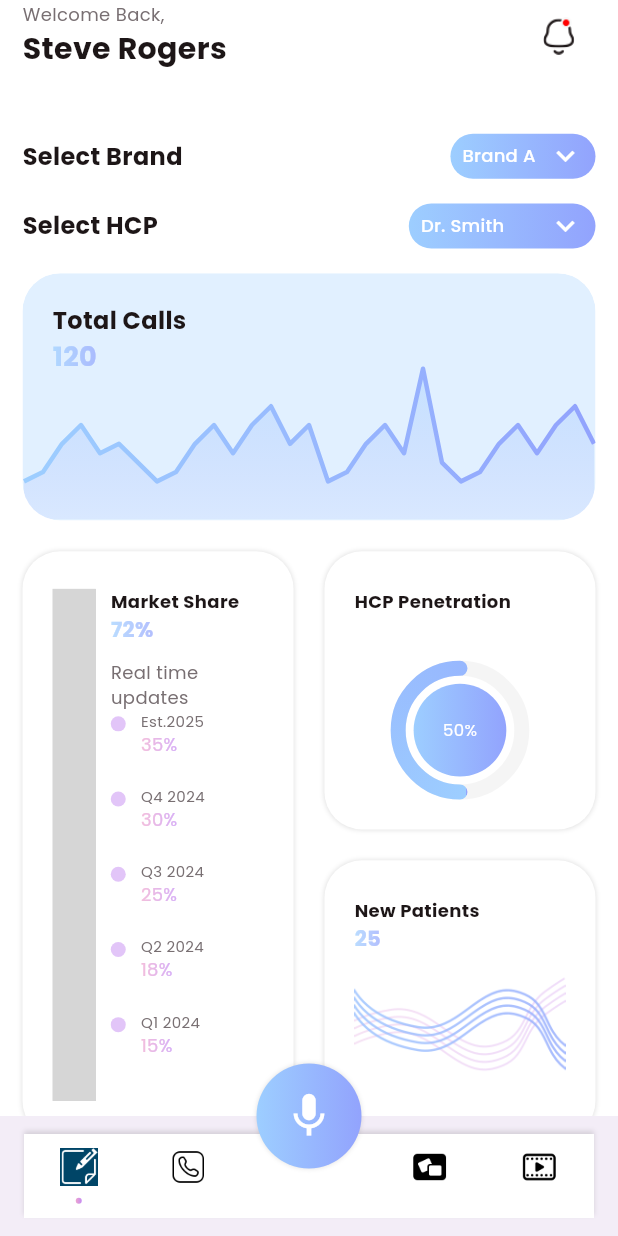
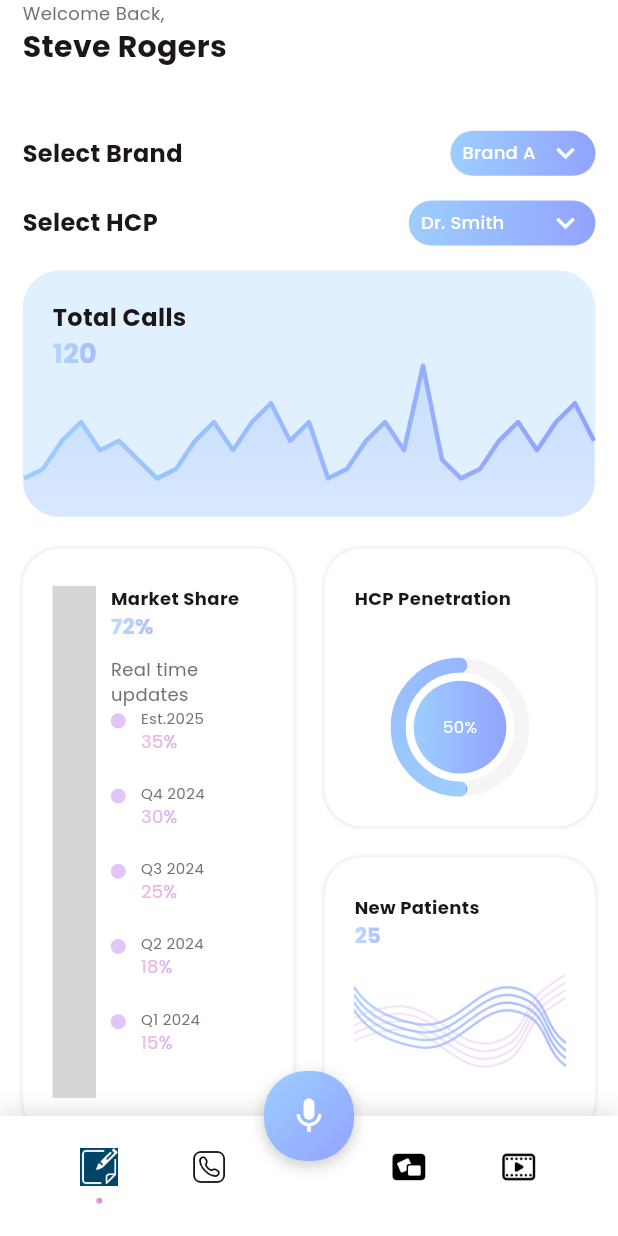
Before and after one commit to Bennybas/salesforce_v2, a Flutter app: the screen it shows after launch, on a phone screen of 412 x 824 dp. Run offline on Flutter 3.47's test engine with Material 3 defaults, Android fonts, the phone set to English and light mode, and no system bars; drawn by our look-alikes of fl_chart, simple_circular_progress_bar; our stand-ins replace animated_toggle_switch, carousel_slider, readmore, scrollable_positioned_list, syncfusion_flutter_charts; missing offline and left inert: dotted_dashed_line, simple_animation_progress_bar; key blocks and very long unbroken strings in the code were emptied for the run; grey boxes are pictures that could not be loaded.

Commit message:
Initial commit

```diff
--- a/lib/main.dart
+++ b/lib/main.dart
@@ -15,7 +15,7 @@ class MyApp extends StatelessWidget {
   @override
   Widget build(BuildContext context) {
     return MaterialApp(
-      title: 'Fitness 3 in 1',
+      title: 'SalesForce',
       debugShowCheckedModeBanner: false,
       theme: ThemeData(
 
--- a/lib/view/home/home_view.dart
+++ b/lib/view/home/home_view.dart
@@ -3,6 +3,7 @@ import 'package:sales_force_app/common_widget/round_button.dart';
 import 'package:sales_force_app/common_widget/workout_row.dart';
 import 'package:fl_chart/fl_chart.dart';
 import 'package:flutter/material.dart';
+import 'package:sales_force_app/view/home/blank_view.dart';
 import 'package:simple_animation_progress_bar/simple_animation_progress_bar.dart';
 import 'package:simple_circular_progress_bar/simple_circular_progress_bar.dart';
 import '../../common/colo_extension.dart';
@@ -142,21 +143,7 @@ class _HomeViewState extends State<HomeView> {
                         ),
                       ],
                     ),
-                    IconButton(
-                        onPressed: () {
-                          Navigator.push(
-                            context,
-                            MaterialPageRoute(
-                              builder: (context) => const NotificationView(),
-                            ),
-                          );
-                        },
-                        icon: Image.asset(
-                          "assets/img/notification_active.png",
-                          width: 25,
-                          height: 25,
-                          fit: BoxFit.fitHeight,
-                        ))
+
                   ],
                 ),
                 SizedBox(
@@ -418,7 +405,7 @@ class _HomeViewState extends State<HomeView> {
                               width: media.width * 0.07,
                               backgroundColor: Colors.grey.shade100,
                               foregrondColor: Colors.purple,
-                              ratio: 0.5,
+                              ratio: 0.6,
                               direction: Axis.vertical,
                               curve: Curves.fastLinearToSlowEaseIn,
                               duration: const Duration(seconds: 3),
--- a/lib/view/main_tab/main_tab_view.dart
+++ b/lib/view/main_tab/main_tab_view.dart
@@ -1,13 +1,10 @@
+import 'package:flutter/material.dart';
 import 'package:sales_force_app/common/colo_extension.dart';
 import 'package:sales_force_app/common_widget/tab_button.dart';
-import 'package:sales_force_app/view/home/blank_view.dart';
 import 'package:sales_force_app/view/main_tab/select_view.dart';
-import 'package:flutter/material.dart';
-
-import '../home/home_view.dart';
-import '../photo_progress/photo_progress_view.dart';
-import '../profile/profile_view.dart';
-import '../workout_tracker/workout_tracker_view.dart';
+import 'package:sales_force_app/view/home/home_view.dart';
+import 'package:sales_force_app/view/photo_progress/photo_progress_view.dart';
+import 'package:sales_force_app/view/profile/profile_view.dart';
 
 class MainTabView extends StatefulWidget {
   const MainTabView({super.key});
@@ -16,96 +13,166 @@ class MainTabView extends StatefulWidget {
   State<MainTabView> createState() => _MainTabViewState();
 }
 
-class _MainTabViewState extends State<MainTabView> {
+class _MainTabViewState extends State<MainTabView> with SingleTickerProviderStateMixin {
   int selectTab = 0;
   final PageStorageBucket pageBucket = PageStorageBucket();
   Widget currentTab = const HomeView();
+  late AnimationController _fabAnimationController;
+
+  @override
+  void initState() {
+    super.initState();
+    _fabAnimationController = AnimationController(
+      vsync: this,
+      duration: const Duration(milliseconds: 300),
+    );
+  }
+
+  @override
+  void dispose() {
+    _fabAnimationController.dispose();
+    super.dispose();
+  }
+
   @override
   Widget build(BuildContext context) {
+    final screenWidth = MediaQuery.of(context).size.width;
+    final screenHeight = MediaQuery.of(context).size.height;
+
     return Scaffold(
       backgroundColor: TColor.white,
-      body: PageStorage(bucket: pageBucket, child: currentTab),
+      body: SafeArea(
+        child: SizedBox(
+          width: screenWidth,
+          height: screenHeight,
+          child: PageStorage(
+            bucket: pageBucket,
+            child: AnimatedSwitcher(
+              duration: const Duration(milliseconds: 300),
+              child: currentTab,
+            ),
+          ),
+        ),
+      ),
       floatingActionButtonLocation: FloatingActionButtonLocation.centerDocked,
-      floatingActionButton: SizedBox(
+      floatingActionButton: ScaleTransition(
+        scale: Tween<double>(begin: 0.8, end: 1.0).animate(
+          CurvedAnimation(
+            parent: _fabAnimationController,
+            curve: Curves.easeInOut,
+          ),
+        ),
+        child: SizedBox(
+          width: 75,
+          height: 75,
+          child: InkWell(
+            onTap: () {
+              _fabAnimationController.forward(from: 0);
+              // Add your mic button functionality here
+            },
+            child: Container(
               width: 70,
               height: 70,
-        child: InkWell(
-          onTap: () {},
-          child: Container(
-            width: 65,
-            height: 65,
               decoration: BoxDecoration(
                 gradient: LinearGradient(
                   colors: TColor.primaryG,
+                  begin: Alignment.topLeft,
+                  end: Alignment.bottomRight,
                 ),
                 borderRadius: BorderRadius.circular(35),
-                boxShadow: const [
+                boxShadow: [
                   BoxShadow(
-                      color: Colors.black12,
-                      blurRadius: 2,)
-                ]),
-            child: Icon(Icons.mic,color: TColor.white, size: 35, ),
+                    color: Colors.black.withOpacity(0.2),
+                    blurRadius: 10,
+                    offset: const Offset(0, 4),
+                  ),
+                ],
+              ),
+              child: Icon(
+                Icons.mic,
+                color: TColor.white,
+                size: 35,
               ),
             ),
           ),
-      bottomNavigationBar: BottomAppBar(
-          child: Container(
-        decoration: BoxDecoration(color: TColor.white, boxShadow: const [
-          BoxShadow(color: Colors.black12, blurRadius: 2, offset: Offset(0, -2))
-        ]),
-        height: kToolbarHeight,
+        ),
+      ),
+      bottomNavigationBar: Container(
+        decoration: BoxDecoration(
+          color: TColor.white,
+          boxShadow: [
+            BoxShadow(
+              color: Colors.black.withOpacity(0.1),
+              blurRadius: 10,
+              offset: const Offset(0, -5),
+            ),
+          ],
+        ),
+        child: BottomAppBar(
+          elevation: 0,
+          color: Colors.transparent,
+          child: SizedBox(
+            height: 80,
+            child: Padding(
+              padding: const EdgeInsets.symmetric(horizontal: 16),
               child: Row(
                 mainAxisAlignment: MainAxisAlignment.spaceAround,
                 children: [
-            TabButton(
+                  _buildTabButton(
                     icon: "assets/img/pre_call_tab.png",
                     selectIcon: "assets/img/pre_call_select.png",
-                isActive: selectTab == 0,
-                onTap: () {
-                  selectTab = 0;
-                  currentTab = const HomeView();
-                  if (mounted) {
-                    setState(() {});
-                  }
-                }),
-            TabButton(
+                    index: 0,
+                    view: const HomeView(),
+                  ),
+                  const SizedBox(width: 5,),
+                  _buildTabButton(
                     icon: "assets/img/phone.png",
                     selectIcon: "assets/img/phone_select.png",
-                isActive: selectTab == 1,
-                onTap: () {
-                  selectTab = 1;
-                  currentTab = const ProfileView();
-                  if (mounted) {
-                    setState(() {});
-                  }
-                }),
-
-              const  SizedBox(width: 40,),
-            TabButton(
+                    index: 1,
+                    view: const ProfileView(),
+                  ),
+                  const SizedBox(width: 5,),
+                  const SizedBox(width: 60),
+                  _buildTabButton(
                     icon: "assets/img/post_call_tab.png",
                     selectIcon: "assets/img/post_call_select.png",
-                isActive: selectTab == 2,
-                onTap: () {
-                  selectTab = 2;
-                   currentTab = const PhotoProgressView();
-                  if (mounted) {
-                    setState(() {});
-                  }
-                }),
-            TabButton(
+                    index: 2,
+                    view: const PhotoProgressView(),
+                  ),
+                  const SizedBox(width: 5,),
+                  _buildTabButton(
                     icon: "assets/img/coaching_tab.png",
                     selectIcon: "assets/img/coaching_select.png",
-                isActive: selectTab == 3,
-                onTap: () {
-                  selectTab = 3;
-                   currentTab = const SelectView();
-                  if (mounted) {
-                    setState(() {});
-                  }
-                })
+                    index: 3,
+                    view: const SelectView(),
+                  ),
                 ],
               ),
-      )),
+            ),
+          ),
+        ),
+      ),
+    );
+  }
+
+  Widget _buildTabButton({
+    required String icon,
+    required String selectIcon,
+    required int index,
+    required Widget view,
+  }) {
+    return Expanded(
+      child: TabButton(
+        icon: icon,
+        selectIcon: selectIcon,
+        isActive: selectTab == index,
+        onTap: () {
+          setState(() {
+            selectTab = index;
+            currentTab = view;
+          });
+        },
+      ),
     );
   }
 }
--- a/pubspec.yaml
+++ b/pubspec.yaml
@@ -26,6 +26,7 @@ dependencies:
     path: dev_lib/calendar_agenda/
   intl: ^0.18.1
   syncfusion_flutter_charts: ^28.1.41
+  convex_bottom_bar: ^3.2.0
 
 dependency_overrides:
   intl: ^0.18.1
```
Also changed, not shown: pubspec.lock. Lines whose indentation alone changed are shown as unchanged.
